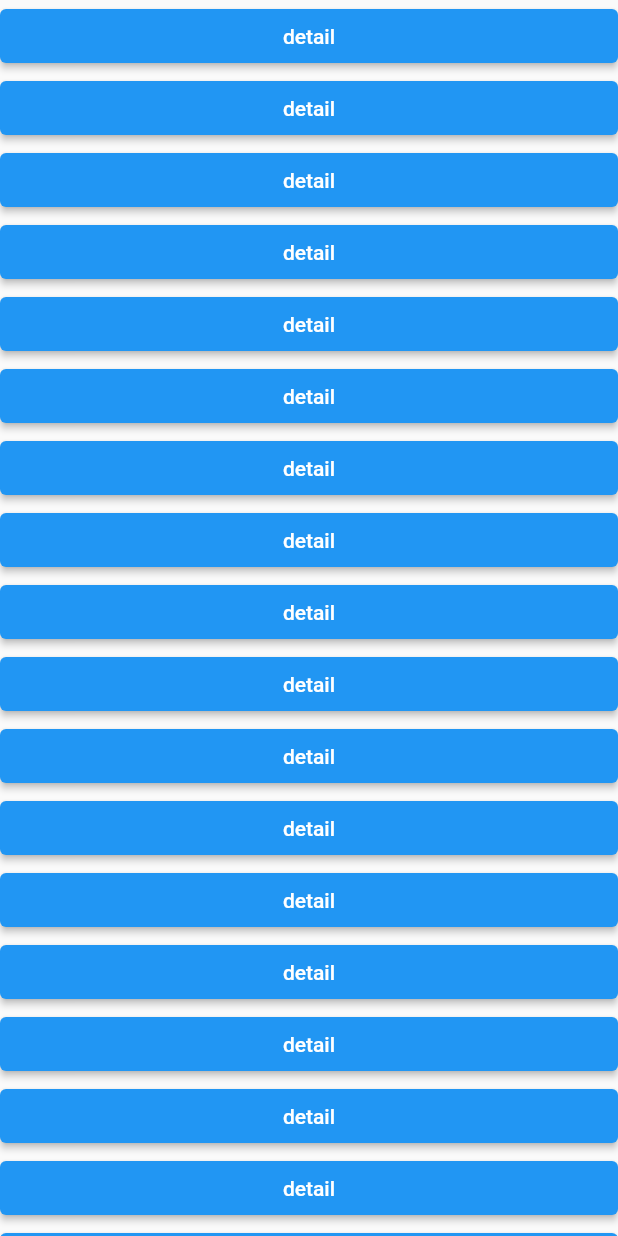
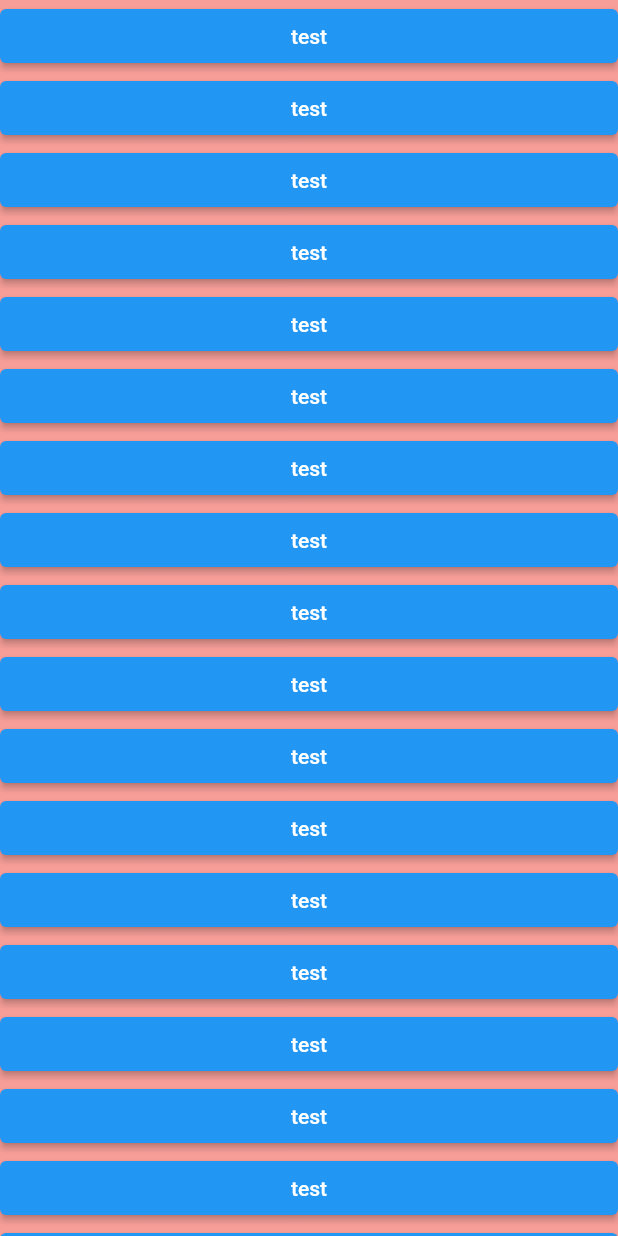
Before and after one commit to hisho/flutter-pokemon, a Flutter app: the screen it shows after launch, on a phone screen of 412 x 824 dp. Run offline on Flutter 3.47's test engine with Material 2 defaults, Android fonts, the phone set to English and light mode, and no system bars.

Commit message:
⚡️ List.generate -> ListView.builder

```diff
--- a/lib/main.dart
+++ b/lib/main.dart
@@ -25,10 +25,12 @@ class TopPage extends StatelessWidget {
   @override
   Widget build(BuildContext context) {
     return Scaffold(
-      body: ListView(
-        children: List.generate(1000, (id) => id)
-            .map((val) => PikaButton(index: val))
-            .toList(),
+      body: ListView.builder(
+        itemCount: 1000,
+        itemBuilder: (context, index) => Container(
+          color: Colors.red.withOpacity(0.5),
+          child: ElevatedButton(onPressed: () => {}, child: const Text('test')),
+        ),
       ),
     );
   }
```
